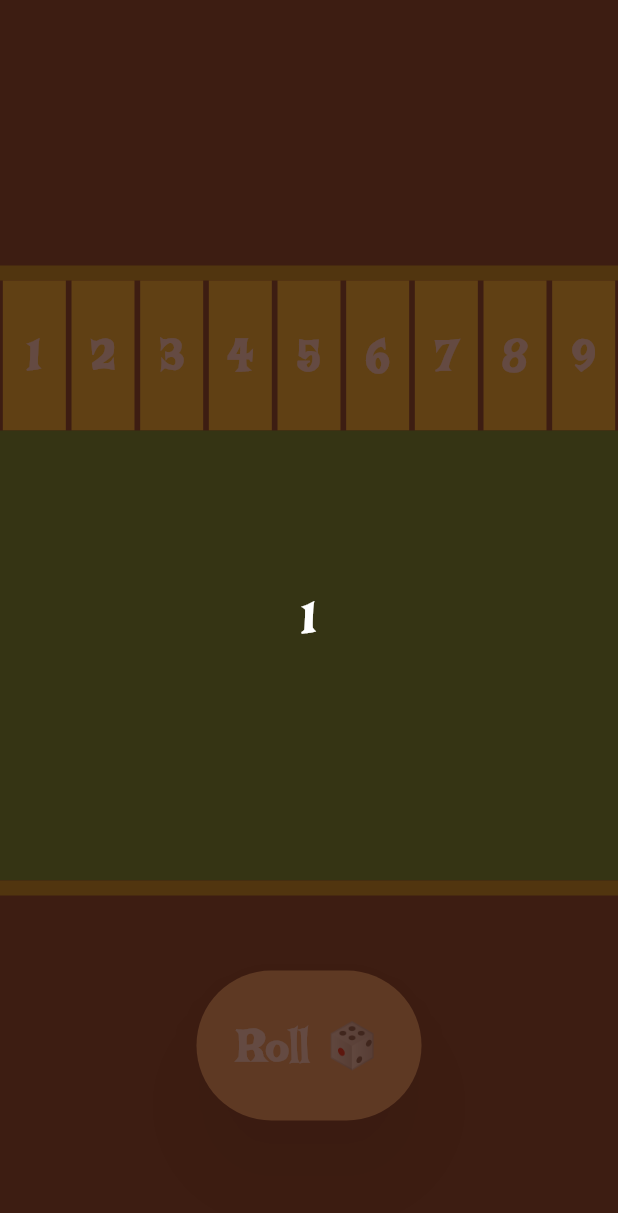
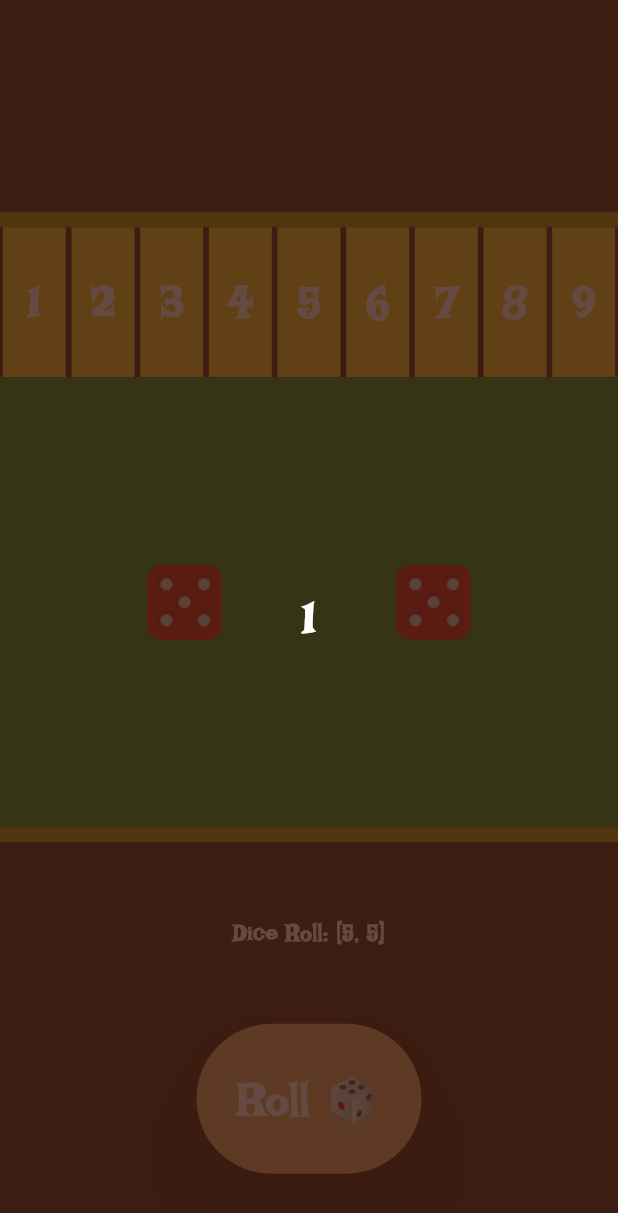
Before and after one commit to gaurovgiri/shut-the-box, a Flutter app: the screen it shows after launch, after a tap on "Play", after a tap on "Roll 🎲", on a phone screen of 412 x 824 dp. Shown: the top 1213 px of the screen. Run offline on Flutter 3.47's test engine with Material 3 defaults, Android fonts, the phone set to English and light mode, and no system bars.

Commit message:
add dice and rolling animation

```diff
--- a/lib/screens/game/widgets/board.dart
+++ b/lib/screens/game/widgets/board.dart
@@ -1,11 +1,26 @@
 import 'package:flutter/material.dart';
 import 'package:shut_the_box/screens/game/widgets/bar.dart';
+import 'package:shut_the_box/screens/game/widgets/dice.dart';
 import 'package:shut_the_box/screens/game/widgets/piece.dart';
 import 'package:shut_the_box/screens/game/widgets/roll_button.dart';
 import 'package:shut_the_box/shared/colors.dart';
+import 'package:shut_the_box/shared/styles.dart';
 
-class Board extends StatelessWidget {
+class Board extends StatefulWidget {
   const Board({super.key});
+
+  @override
+  State<Board> createState() => _BoardState();
+}
+
+class _BoardState extends State<Board> {
+  List<int>? diceRollResult;
+
+  void updateDiceRoll(List<int> result) {
+    setState(() {
+      diceRollResult = result;
+    });
+  }
 
   @override
   Widget build(BuildContext context) {
@@ -17,15 +32,24 @@ class Board extends StatelessWidget {
         ),
         const Bar(),
         const Pieces(),
-        Container(
-          height: 300,
-          decoration: const BoxDecoration(color: Palette.gameBoard),
-        ),
+        Stack(children: [
+          Container(
+            height: 300,
+            decoration: const BoxDecoration(color: Palette.gameBoard),
+          ),
+          Dice(diceList: diceRollResult)
+        ]),
         const Bar(),
         const SizedBox(
           height: 50,
         ),
-        const RollButton()
+        if (diceRollResult != null)
+          Text(
+            "Dice Roll: $diceRollResult",
+            style: Styles.footer,
+          ),
+        const SizedBox(height: 50),
+        RollButton(onRoll: updateDiceRoll),
       ],
     );
   }
--- /dev/null
+++ b/lib/screens/game/widgets/dice.dart
@@ -0,0 +1,71 @@
+import 'package:flutter/material.dart';
+
+class Dice extends StatefulWidget {
+  final List<int>? diceList;
+
+  const Dice({super.key, required this.diceList});
+
+  @override
+  _DiceState createState() => _DiceState();
+}
+
+class _DiceState extends State<Dice> with SingleTickerProviderStateMixin {
+  late AnimationController _controller;
+  late Animation<double> _animation;
+
+  @override
+  void initState() {
+    super.initState();
+    _controller = AnimationController(
+      duration: const Duration(milliseconds: 500),
+      vsync: this,
+    );
+    _animation = CurvedAnimation(parent: _controller, curve: Curves.easeInOut);
+    _controller.forward(from: 0.0);
+  }
+
+  @override
+  void didUpdateWidget(Dice oldWidget) {
+    super.didUpdateWidget(oldWidget);
+    if (oldWidget.diceList != widget.diceList) {
+      _controller.forward(from: 0.0);
+    }
+  }
+
+  @override
+  void dispose() {
+    _controller.dispose();
+    super.dispose();
+  }
+
+  @override
+  Widget build(BuildContext context) {
+    return SizedBox(
+      height: 300,
+      width: MediaQuery.of(context).size.width,
+      child: AnimatedBuilder(
+        animation: _animation,
+        builder: (context, child) {
+          return Row(
+            mainAxisAlignment: MainAxisAlignment.center,
+            children: widget.diceList!
+                .map((diceValue) => Padding(
+                      padding: const EdgeInsets.all(8.0),
+                      child: Transform.rotate(
+                        angle: _controller.value *
+                            2 *
+                            3.14159, // Rotate the dice image
+                        child: Image.asset(
+                          'assets/images/dice/Dice$diceValue.png',
+                          width: 150,
+                          height: 200,
+                        ),
+                      ),
+                    ))
+                .toList(),
+          );
+        },
+      ),
+    );
+  }
+}
--- a/lib/screens/game/widgets/roll_button.dart
+++ b/lib/screens/game/widgets/roll_button.dart
@@ -1,10 +1,13 @@
+import 'dart:math';
+
 import 'package:flutter/material.dart';
 
 import 'package:shut_the_box/shared/colors.dart';
 import 'package:shut_the_box/shared/styles.dart';
 
 class RollButton extends StatelessWidget {
-  const RollButton({super.key});
+  final Function(List<int>) onRoll;
+  const RollButton({super.key, required this.onRoll});
 
   @override
   Widget build(BuildContext context) {
@@ -15,14 +18,24 @@ class RollButton extends StatelessWidget {
         style: ButtonStyle(
           elevation: WidgetStateProperty.all<double>(20),
           shadowColor: WidgetStateProperty.all<Color>(Colors.black),
-              backgroundColor:
-                  WidgetStateProperty.all<Color>(Palette.buttonColor)),
-          onPressed: () {},
+          backgroundColor: WidgetStateProperty.all<Color>(Palette.buttonColor),
+        ),
+        onPressed: () {
+          int result1 = rollDice();
+          int result2 = rollDice();
+          List<int> result = [result1, result2];
+          onRoll(result);
+        },
         child: const Text(
           "Roll 🎲",
           style: Styles.title,
           textAlign: TextAlign.center,
-          )),
+        ),
+      ),
     );
   }
 }
+
+int rollDice() {
+  return Random().nextInt(6) + 1; // Generates a random number between 1 and 6
+}
```
Lines whose indentation alone changed are shown as unchanged.
